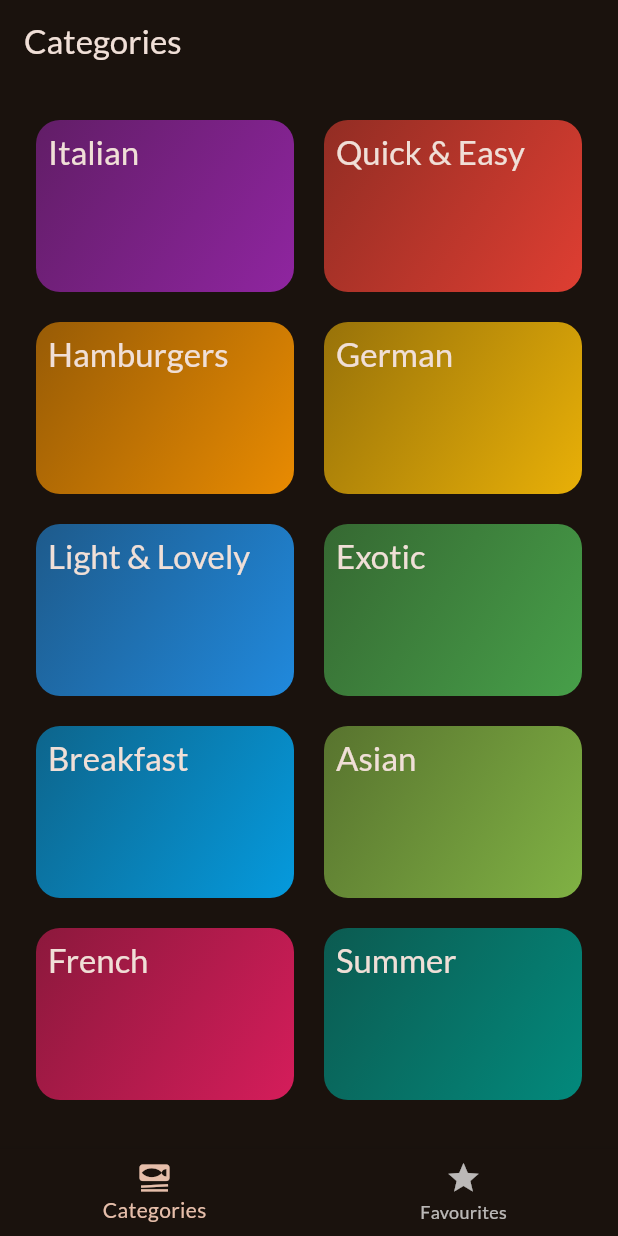
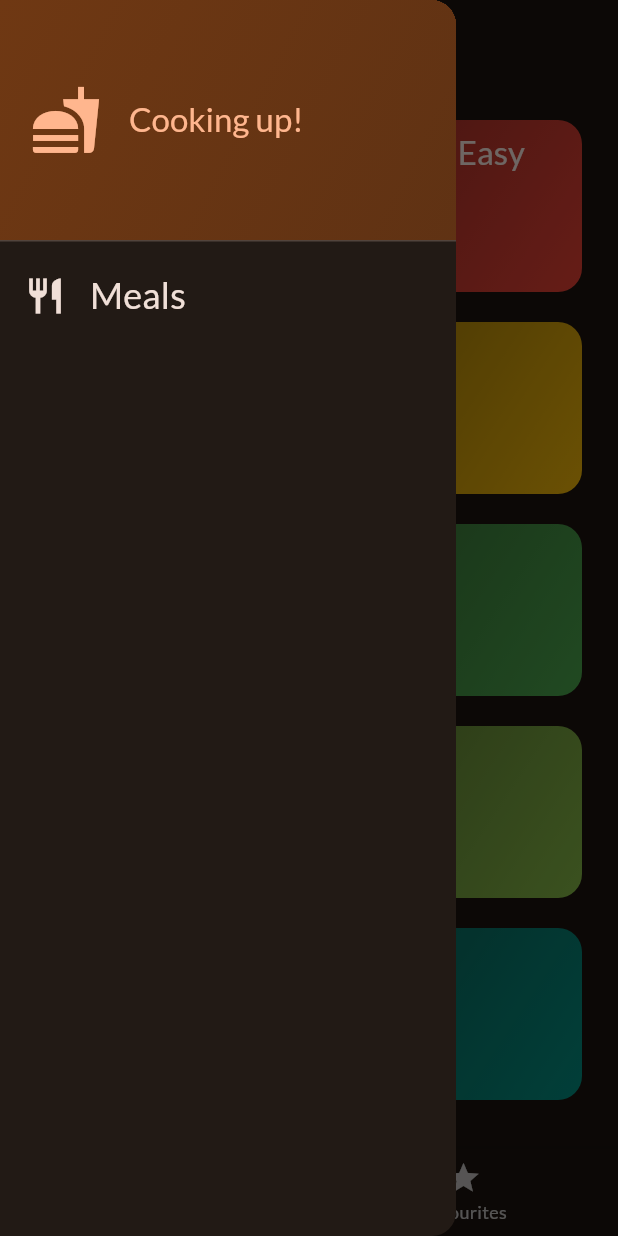
Before and after one commit to Navid-Rahman/Meals-App-Flutter, a Flutter app: the screen it shows after launch, with the side drawer open (before the commit the screen has no drawer), on a phone screen of 412 x 824 dp. Run offline on Flutter 3.47's test engine with Material 2 defaults, Android fonts, the phone set to English and light mode, and no system bars; our stand-ins replace google_fonts, transparent_image; missing offline and left inert: dart:ffi.

Commit message:
Drawer added

```diff
--- a/lib/screens/tabs.dart
+++ b/lib/screens/tabs.dart
@@ -2,6 +2,7 @@ import 'package:flutter/material.dart';
 import 'package:meals_app/models/meal.dart';
 import 'package:meals_app/screens/categories.dart';
 import 'package:meals_app/screens/meals.dart';
+import 'package:meals_app/widgets/main_drawer.dart';
 
 class TabsScreen extends StatefulWidget {
   const TabsScreen({super.key});
@@ -14,6 +15,15 @@ class _TabsScreenState extends State<TabsScreen> {
   final List<Meal> _favouriteMeals = [];
   int _selectedPageIndex = 0;
 
+  void _showInfoMessage(String message) {
+    ScaffoldMessenger.of(context).clearSnackBars();
+    ScaffoldMessenger.of(context).showSnackBar(
+      SnackBar(
+        content: Text(message),
+      ),
+    );
+  }
+
   void _toggleMealFavouriteStatus(Meal meal) {
     final isExisting = _favouriteMeals.contains(meal);
 
@@ -21,9 +31,11 @@ class _TabsScreenState extends State<TabsScreen> {
       setState(() {
         _favouriteMeals.remove(meal);
       });
+      _showInfoMessage('Meal is no longer a favourite');
     } else {
       setState(() {
         _favouriteMeals.add(meal);
+        _showInfoMessage('Marked as favourite');
       });
     }
   }
@@ -53,6 +65,7 @@ class _TabsScreenState extends State<TabsScreen> {
       appBar: AppBar(
         title: Text(activePageTitle),
       ),
+      drawer: const MainDrawer(),
       body: activePage,
       bottomNavigationBar: BottomNavigationBar(
         onTap: _selectPage,
--- /dev/null
+++ b/lib/widgets/main_drawer.dart
@@ -0,0 +1,65 @@
+import 'package:flutter/material.dart';
+import 'package:meals_app/utils/theme_data.dart';
+
+class MainDrawer extends StatelessWidget {
+  const MainDrawer({super.key});
+
+  @override
+  Widget build(BuildContext context) {
+    return Drawer(
+      child: Column(
+        children: [
+          DrawerHeader(
+            padding: const EdgeInsets.all(20),
+            decoration: BoxDecoration(
+              gradient: LinearGradient(
+                colors: [
+                  Theme.of(context).colorScheme.primaryContainer,
+                  Theme.of(context)
+                      .colorScheme
+                      .primaryContainer
+                      .withOpacity(0.8),
+                ],
+                begin: Alignment.topLeft,
+                end: Alignment.bottomRight,
+              ),
+            ),
+            child: Row(
+              children: [
+                Icon(
+                  Icons.fastfood,
+                  size: 48,
+                  color: Theme.of(context).colorScheme.primary,
+                ),
+                const SizedBox(
+                  width: 18,
+                ),
+                Text(
+                  'Cooking up!',
+                  style: Theme.of(context).textTheme.titleLarge!.copyWith(
+                        color: Theme.of(context).colorScheme.primary,
+                      ),
+                )
+              ],
+            ),
+          ),
+          ListTile(
+            leading: Icon(
+              Icons.restaurant,
+              size: 28,
+              color: Theme.of(context).colorScheme.onBackground,
+            ),
+            title: Text(
+              'Meals',
+              style: Theme.of(context).textTheme.titleSmall!.copyWith(
+                    color: Theme.of(context).colorScheme.onBackground,
+                    fontSize: 24,
+                  ),
+            ),
+            onTap: () {},
+          ),
+        ],
+      ),
+    );
+  }
+}
```
